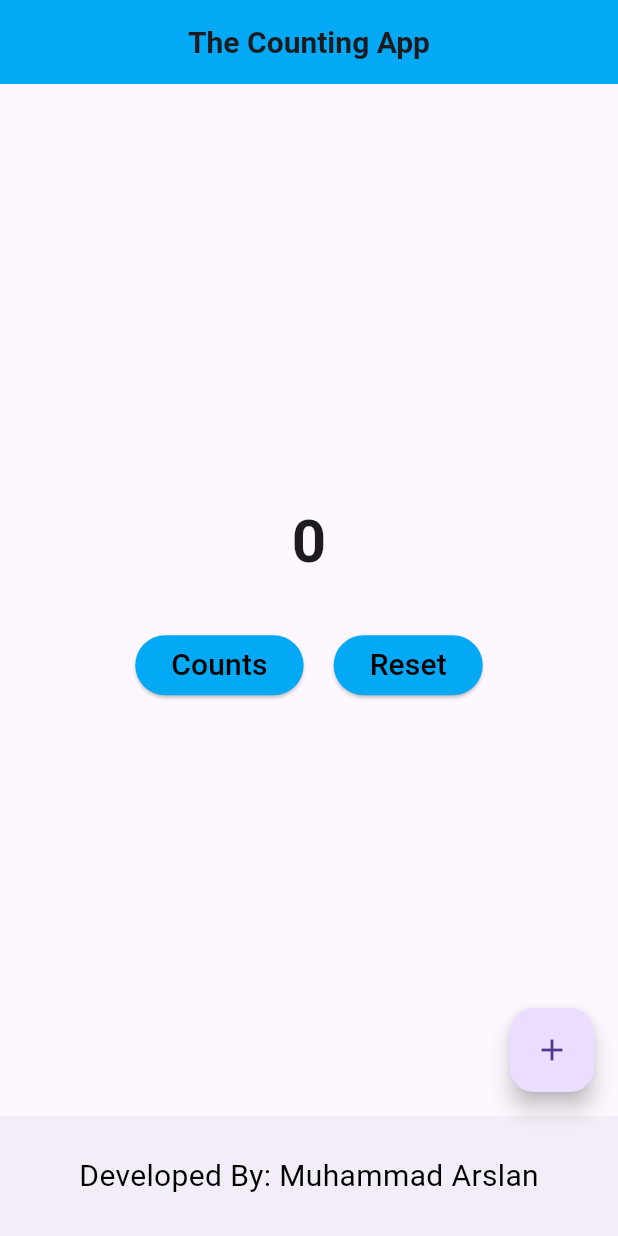
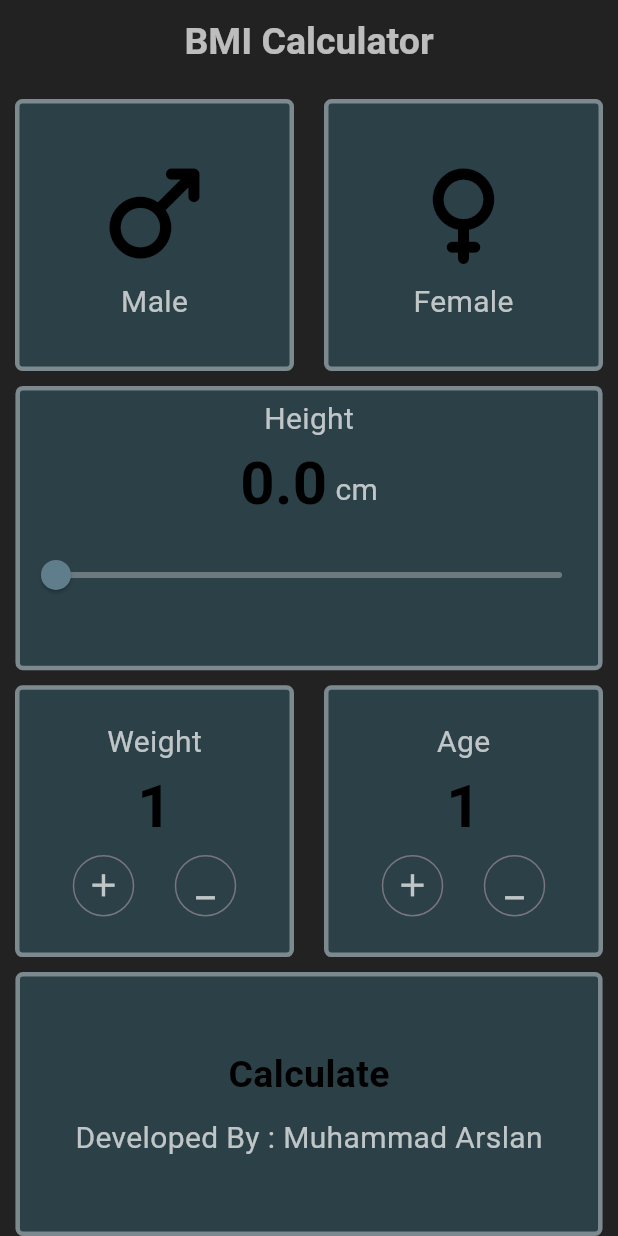
Before and after one commit to marslanflutterdev1/Flutter, a Flutter app: the screen it shows after launch, on a phone screen of 412 x 824 dp. Run offline on Flutter 3.47's test engine with Material 3 defaults, Android fonts, the phone set to English and light mode, and no system bars.

Commit message:
This simple UI of BMI

```diff
--- /dev/null
+++ b/lib/BMI/bottomdev.dart
@@ -0,0 +1,40 @@
+import 'package:flutter/material.dart';
+
+class BottomDev extends StatelessWidget {
+  BottomDev({super.key, required this.contexted, required this.by});
+  String contexted;
+  String by;
+  @override
+  Widget build(BuildContext context) {
+    return Container(
+      width: MediaQuery.of(context).size.width * 0.95,
+      height: MediaQuery.of(context).size.height * 0.2,
+      decoration: BoxDecoration(
+        color: const Color.fromARGB(255, 43, 64, 71),
+        border: Border.all(color: Colors.white38, width: 3),
+        borderRadius: BorderRadius.circular(5),
+      ),
+      child: Column(
+        mainAxisAlignment: MainAxisAlignment.center,
+        children: [
+        Center(
+          child: Text(
+            contexted,
+            style: const TextStyle(
+              color: Colors.black,
+              fontSize: 25,
+              fontWeight: FontWeight.bold,
+            ),
+          ),
+        ),
+       const SizedBox(height: 10,),
+        Center(
+          child: Text(
+            by,
+            style: const TextStyle(color: Colors.white70, fontSize: 20),
+          ),
+        ),
+      ]),
+    );
+  }
+}
--- /dev/null
+++ b/lib/BMI/changerdev.dart
@@ -0,0 +1,89 @@
+// ignore_for_file: must_be_immutable
+
+import 'package:flutter/material.dart';
+
+class Changerdev extends StatefulWidget {
+  Changerdev(
+      {super.key,
+      required this.labalName,
+      required this.add,
+      required this.minus});
+  String labalName;
+  IconData add;
+  IconData minus;
+
+  @override
+  State<Changerdev> createState() => _ChangerdevState();
+}
+
+class _ChangerdevState extends State<Changerdev> {
+  int count = 1;
+
+  @override
+  Widget build(BuildContext context) {
+    double widthed = MediaQuery.of(context).size.width * 0.5;
+    double heighted = MediaQuery.of(context).size.height * 0.22;
+
+    return Container(
+      margin: const EdgeInsets.all(10.0),
+      width: widthed,
+      height: heighted,
+      decoration: BoxDecoration(
+          color: const Color.fromARGB(255, 43, 64, 71),
+          border: Border.all(color: Colors.white38, width: 3),
+          borderRadius: BorderRadius.circular(5)),
+      child: Center(
+        child: Column(
+          mainAxisAlignment: MainAxisAlignment.center,
+          children: [
+            Text(
+              widget.labalName,
+              style: const TextStyle(color: Colors.white70, fontSize: 20),
+            ),
+            Text(
+              '$count',
+              style: const TextStyle(
+                  color: Colors.black,
+                  fontSize: 40,
+                  fontWeight: FontWeight.bold),
+            ),
+            Row(
+              mainAxisAlignment: MainAxisAlignment.center,
+              children: [
+                IconButton.outlined(
+                    onPressed: () {
+                      setState(() {
+                        if (count == 0) {
+                          count = 1;
+                        } else {
+                          count++;
+                        }
+                      });
+                    },
+                    icon: Icon(widget.add, size: 25, color: Colors.white70)),
+                const SizedBox(
+                  width: 20,
+                ),
+                IconButton.outlined(
+                    onPressed: () {
+                      setState(() {
+                        if (count == 0) {
+                          count = 1;
+                        } else {
+                          count--;
+                        }
+                      });
+                    },
+                    icon: Icon(
+                      widget.minus,
+                      size: 25,
+                      color: Colors.white70,
+                    )),
+              ],
+            ),
+          ],
+        ),
+      ),
+    );
+  }
+}
--- /dev/null
+++ b/lib/BMI/formula.dart
@@ -0,0 +1,7 @@
+class Formula {
+
+ double bmi(double h, double w){
+  return h / w ;
+ }
+
+}
--- /dev/null
+++ b/lib/BMI/headdevs.dart
@@ -0,0 +1,41 @@
+// ignore_for_file: must_be_immutable
+
+import 'package:flutter/material.dart';
+
+class HeadDevs extends StatelessWidget {
+  HeadDevs({super.key, required this.icon, required this.labalName});
+  IconData icon;
+  String labalName;
+
+  @override
+  Widget build(BuildContext context) {
+    double widthed = MediaQuery.of(context).size.width * 0.5;
+    double heighted = MediaQuery.of(context).size.height * 0.22;
+
+    return Container(
+      margin: const EdgeInsets.all(10.0),
+      width: widthed,
+      height: heighted,
+      decoration: BoxDecoration(
+          color: const Color.fromARGB(255, 43, 64, 71),
+          border: Border.all(color: Colors.white38, width: 3),
+          borderRadius: BorderRadius.circular(5)),
+      child: Center(
+        child: Column(
+          mainAxisAlignment: MainAxisAlignment.center,
+          children: [
+            Icon(
+              icon,
+              size: 90,
+              color: Colors.black,
+            ),
+            Text(
+              labalName,
+              style: const TextStyle(color: Colors.white70, fontSize: 20),
+            ),
+          ],
+        ),
+      ),
+    );
+  }
+}
--- /dev/null
+++ b/lib/BMI/home_page.dart
@@ -0,0 +1,85 @@
+import 'package:flutter/material.dart';
+import 'package:flutter_dev204/BMI/bottomdev.dart';
+import 'package:flutter_dev204/BMI/changerdev.dart';
+import 'package:flutter_dev204/BMI/formula.dart';
+import 'package:flutter_dev204/BMI/headdevs.dart';
+import 'package:flutter_dev204/BMI/middev.dart';
+import 'package:flutter_dev204/BMI/secondPage.dart';
+
+class HomePage extends StatelessWidget {
+  const HomePage({super.key});
+
+  @override
+  Widget build(BuildContext context) {
+    return Scaffold(
+      backgroundColor: Colors.black87,
+      appBar: AppBar(
+        title: const Text(
+          'BMI Calculator',
+          style: TextStyle(
+            color: Colors.white70,
+            fontSize: 25,
+            fontWeight: FontWeight.bold,
+          ),
+        ),
+        centerTitle: true,
+        backgroundColor: Colors.transparent,
+      ),
+      body: Center(
+        child: Expanded(
+          child: Column(
+            children: [
+              Row(
+                children: [
+                  Expanded(
+                      child: HeadDevs(
+                    icon: Icons.male_rounded,
+                    labalName: 'Male',
+                  )),
+                  Expanded(
+                      child: HeadDevs(
+                    icon: Icons.female_rounded,
+                    labalName: 'Female',
+                  )),
+                  const SizedBox(
+                    height: 20,
+                  ),
+                ],
+              ),
+              MidDev(
+                headLabal: 'Height',
+                start: 0.0 ,
+                cm: ' cm',
+              ),
+              Row(
+                children: [
+                  Expanded(
+                      child: Changerdev(
+                          labalName: 'Weight',
+                          add: Icons.add,
+                          minus: Icons.minimize)),
+                  Expanded(
+                      child: Changerdev(
+                          labalName: 'Age',
+                          add: Icons.add,
+                          minus: Icons.minimize))
+                ],
+              ),
+              Expanded(
+                  child: GestureDetector(
+                    onTap: () {
+                      Formula formula = Formula();
+                      Navigator.push(context, MaterialPageRoute(builder: (context) => SecondPage(
+                        bmi: formula.bmi() ,
+                      )));
+                    },
+                      child: BottomDev(
+                          contexted: 'Calculate',
+                          by: 'Developed By : Muhammad Arslan')))
+            ],
+          ),
+        ),
+      ),
+    );
+  }
+}
--- /dev/null
+++ b/lib/BMI/middev.dart
@@ -0,0 +1,79 @@
+import 'package:flutter/material.dart';
+
+class MidDev extends StatefulWidget {
+  MidDev({
+    super.key,
+    required this.headLabal,
+    required this.start ,
+    required this.cm,
+  });
+
+  String headLabal;
+  double start ;
+  String cm;
+
+  @override
+  State<MidDev> createState() => _MidDevState();
+}
+
+
+class _MidDevState extends State<MidDev> {
+  @override
+  Widget build(BuildContext context) {
+    return Container(
+      width: MediaQuery.of(context).size.width * 0.95,
+      height: MediaQuery.of(context).size.height * 0.23,
+      decoration: BoxDecoration(
+          color: const Color.fromARGB(255, 43, 64, 71),
+          border: Border.all(color: Colors.white38, width: 3),
+          borderRadius: BorderRadius.circular(5)),
+      child: Center(
+        child: Column(
+          children: [
+            const SizedBox(height: 5),
+            Text(
+              widget.headLabal,
+              style: const TextStyle(color: Colors.white70, fontSize: 20),
+            ),
+            Row(
+              mainAxisAlignment: MainAxisAlignment.center,
+              children: [
+                Padding(
+                  padding: const EdgeInsets.only(bottom: 8.0),
+                  child: Text(
+                    widget.start.toStringAsFixed(1),
+                    style: const TextStyle(
+                        color: Colors.black,
+                        fontSize: 40,
+                        fontWeight: FontWeight.bold),
+                  ),
+                ),
+                Text(
+                  widget.cm,
+                  style: const TextStyle(
+                    color: Colors.white70,
+                    fontSize: 20,
+                  ),
+                ),
+              ],
+            ),
+            Slider(
+              value: widget.start,
+              min: 0.0,
+              max: 304.8,
+              //divisions:5 ,
+              activeColor: Colors.black,
+              inactiveColor: Colors.white30,
+              thumbColor: Colors.blueGrey,
+              onChanged: (value) {
+                setState(() {
+                  widget.start = value;
+                });
+              },
+            )
+          ],
+        ),
+      ),
+    );
+  }
+}
--- a/lib/main.dart
+++ b/lib/main.dart
@@ -1,5 +1,6 @@
 import 'package:flutter/material.dart';
-import 'package:flutter_dev204/defaultCounterApp/countingApp.dart';
+import 'package:flutter_dev204/BMI/home_page.dart';
+import 'package:flutter_dev204/BMI/secondPage.dart';
 
 void main() {
   runApp(const MyApp());
@@ -12,7 +13,10 @@ class MyApp extends StatelessWidget {
   Widget build(BuildContext context) {
     return const MaterialApp(
       debugShowCheckedModeBanner: false,
-      home: CountingApp(),
+
+     //  home: CountingApp(),
+       home: HomePage()
+     //  home:SecondPage()
     );
   }
 }
```
Also changed, not shown: lib/BMI/resultdev.dart (added, +68 -0 lines), lib/BMI/secondPage.dart (added, +52 -0 lines), lib/defaultCounterApp/countingApp.dart (+4 -4 lines).
